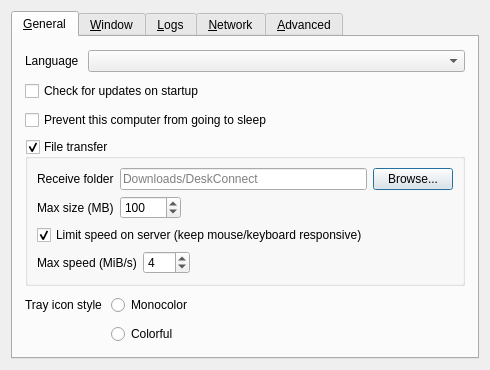
Before: the Qt Designer form src/lib/gui/dialogs/SettingsDialog.ui in youxia173/DeskConnect, drawn with Qt 5.
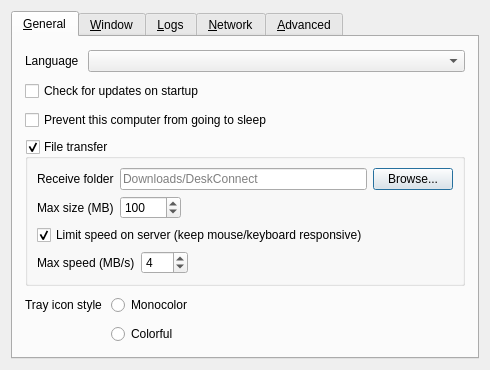
After: the same form once the commit is applied. Icons and pictures are not drawn.

What changed in the file:
```diff
--- a/src/lib/gui/dialogs/SettingsDialog.ui
+++ b/src/lib/gui/dialogs/SettingsDialog.ui
@@ -184,7 +184,7 @@
             <item>
              <widget class="QLabel" name="lblFileTransferMaxSpeed">
               <property name="text">
-               <string>Max speed (MiB/s)</string>
+               <string>Max speed (MB/s)</string>
               </property>
              </widget>
             </item>
```
Left out of the diff: 2 changed lines with no effect on the pictures.
